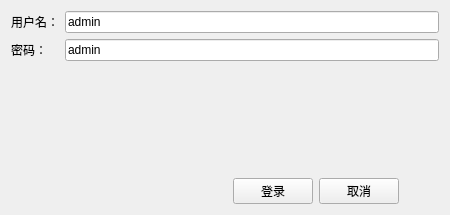
The window that css/main/loginwidget.ui (JZhq/CSS) describes before a commit, drawn with Qt 5.
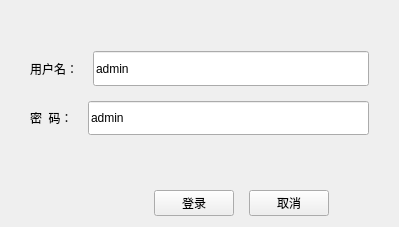
The same window after the commit.

```diff
--- a/css/main/loginwidget.ui
+++ b/css/main/loginwidget.ui
@@ -6,24 +6,49 @@
    <rect>
     <x>0</x>
     <y>0</y>
-    <width>450</width>
-    <height>215</height>
+    <width>399</width>
+    <height>227</height>
    </rect>
   </property>
   <property name="windowTitle">
    <string>登陆界面</string>
   </property>
   <layout class="QVBoxLayout" name="verticalLayout">
+   <property name="spacing">
+    <number>15</number>
+   </property>
+   <property name="leftMargin">
+    <number>30</number>
+   </property>
+   <property name="rightMargin">
+    <number>30</number>
+   </property>
    <item>
-    <layout class="QFormLayout" name="formLayout">
-     <item row="0" column="0">
+    <spacer name="verticalSpacer_2">
+     <property name="orientation">
+      <enum>Qt::Vertical</enum>
+     </property>
+     <property name="sizeType">
+      <enum>QSizePolicy::Minimum</enum>
+     </property>
+     <property name="sizeHint" stdset="0">
+      <size>
+       <width>20</width>
+       <height>40</height>
+      </size>
+     </property>
+    </spacer>
+   </item>
+   <item>
+    <layout class="QHBoxLayout" name="horizontalLayout">
+     <item>
       <widget class="QLabel" name="label">
        <property name="text">
         <string>用户名：</string>
        </property>
       </widget>
      </item>
-     <item row="0" column="1">
+     <item>
       <widget class="QLineEdit" name="lineEdit_user">
        <property name="sizePolicy">
         <sizepolicy hsizetype="Expanding" vsizetype="Preferred">
@@ -36,14 +61,18 @@
        </property>
       </widget>
      </item>
-     <item row="1" column="0">
+    </layout>
+   </item>
+   <item>
+    <layout class="QHBoxLayout" name="horizontalLayout_2">
+     <item>
       <widget class="QLabel" name="label_2">
        <property name="text">
-        <string>密码：</string>
+        <string>密  码：</string>
        </property>
       </widget>
      </item>
-     <item row="1" column="1">
+     <item>
       <widget class="QLineEdit" name="lineEdit_pwd">
        <property name="sizePolicy">
         <sizepolicy hsizetype="Expanding" vsizetype="Preferred">
@@ -58,6 +87,22 @@
      </item>
     </layout>
    </item>
+   <item>
+    <spacer name="verticalSpacer">
+     <property name="orientation">
+      <enum>Qt::Vertical</enum>
+     </property>
+     <property name="sizeType">
+      <enum>QSizePolicy::Minimum</enum>
+     </property>
+     <property name="sizeHint" stdset="0">
+      <size>
+       <width>20</width>
+       <height>40</height>
+      </size>
+     </property>
+    </spacer>
+   </item>
    <item>
     <layout class="QHBoxLayout" name="horizontalLayout_3">
      <item>
```
